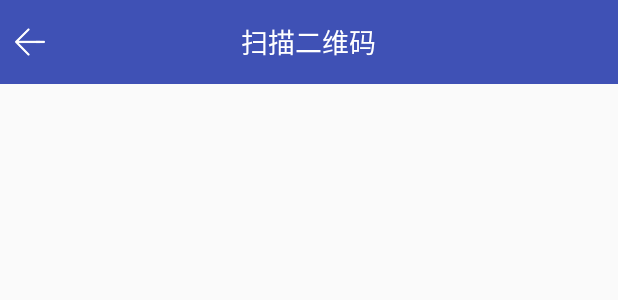
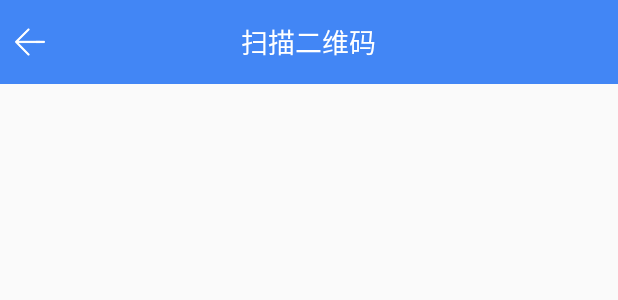
Before and after one commit to yinhanlei/GoogleAuth_Android, an Android app: the layout toolbar_scanner.xml on its own in the app's theme, with its tools: preview values and no code run, on a phone screen of 412 x 824 dp. Shown: the top 300 px of the screen. Run offline under Robolectric (Android 15) with nearby library versions, the phone set to English and light mode, and no system bars.

Commit message:
优化布局

```diff
--- a/app/src/main/res/layout/toolbar_scanner.xml
+++ b/app/src/main/res/layout/toolbar_scanner.xml
@@ -4,7 +4,7 @@
     android:id="@+id/toolbar"
     android:layout_width="match_parent"
     android:layout_height="?attr/actionBarSize"
-    android:background="?attr/colorPrimary"
+    android:background="@color/light_blue"
     app:contentInsetStart="0dip">
 
     <RelativeLayout
```
Also changed, not shown: app/src/main/java/com/dommy/qrcode/MainActivity.java (+7 -3 lines).
